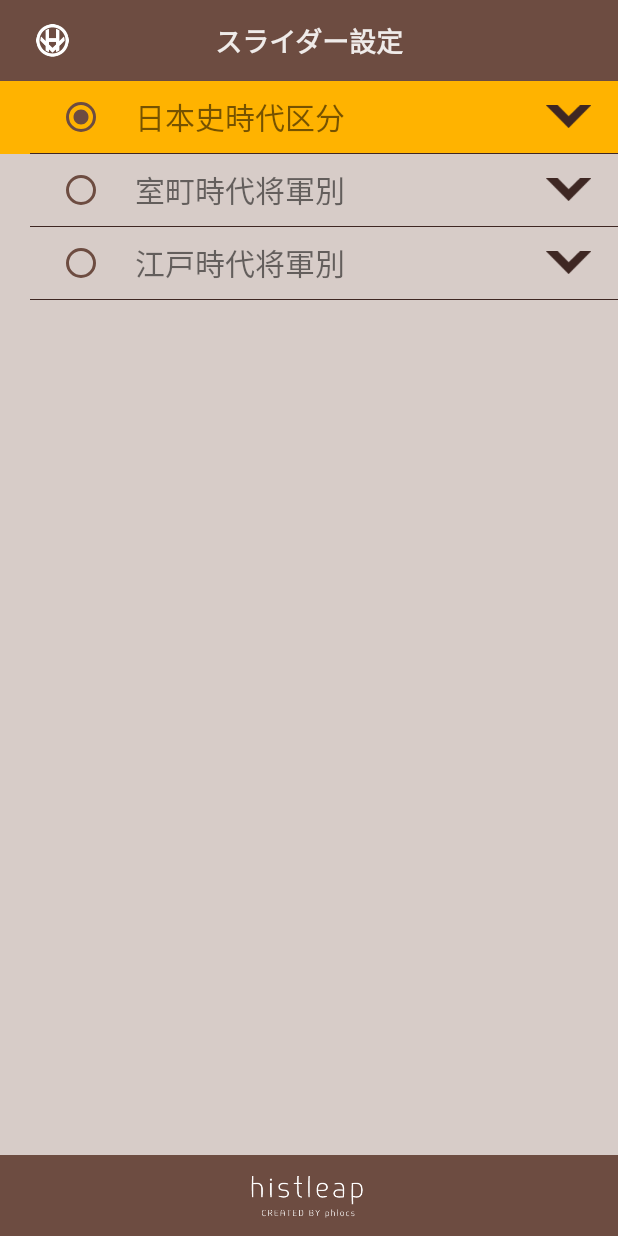
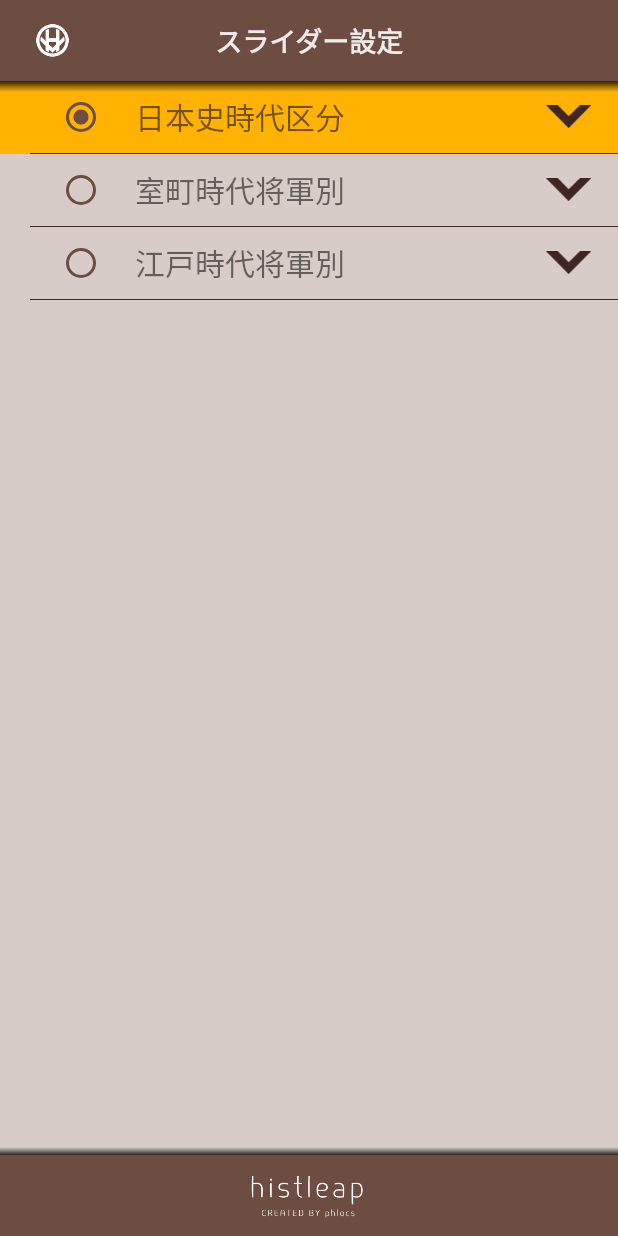
Before and after one commit to phlocs201/histleap, an Android app: the DivisionSettingActivity screen opened directly, with no data from a screen before it, on a phone screen of 412 x 824 dp. Run offline under Robolectric (Android 15) with nearby library versions, the phone set to English and light mode, and no system bars.

Commit message:
スポット詳細とスライダー設置で、ヘッダとフッタに影を付ける

```diff
--- /dev/null
+++ b/android/app/src/main/res/drawable/shadow_down.xml
@@ -0,0 +1,9 @@
+<?xml version="1.0" encoding="utf-8"?>
+<shape xmlns:android="http://schemas.android.com/apk/res/android"
+    android:shape="rectangle"
+    >
+    <gradient
+        android:startColor="#00000000"
+        android:endColor="#cc000000"
+        android:angle="90"/>
+</shape>
--- /dev/null
+++ b/android/app/src/main/res/drawable/shadow_up.xml
@@ -0,0 +1,9 @@
+<?xml version="1.0" encoding="utf-8"?>
+<shape xmlns:android="http://schemas.android.com/apk/res/android"
+    android:shape="rectangle"
+    >
+    <gradient
+        android:startColor="#cc000000"
+        android:endColor="#00000000"
+        android:angle="90"/>
+</shape>
--- a/android/app/src/main/res/layout/activity_division_setting.xml
+++ b/android/app/src/main/res/layout/activity_division_setting.xml
@@ -52,7 +52,7 @@
 
     <!-- フッター -->
     <RelativeLayout
-        android:id="@+id/footerhoge"
+        android:id="@+id/footer"
         android:layout_width="match_parent"
         android:layout_height="54dp"
         android:layout_alignParentBottom="true"
@@ -69,4 +69,16 @@
             android:scaleY="0.55"
             android:src="@drawable/logotype_white" />
     </RelativeLayout>
+    <View xmlns:android="http://schemas.android.com/apk/res/android"
+        android:layout_width="match_parent"
+        android:layout_height="7dp"
+        android:background="@drawable/shadow_down"
+        android:layout_below="@id/header"
+        />
+    <View xmlns:android="http://schemas.android.com/apk/res/android"
+        android:layout_width="match_parent"
+        android:layout_height="5dp"
+        android:background="@drawable/shadow_up"
+        android:layout_above="@id/footer"
+        />
 </RelativeLayout>
--- a/android/app/src/main/res/layout/activity_spot_detail.xml
+++ b/android/app/src/main/res/layout/activity_spot_detail.xml
@@ -12,7 +12,8 @@
         android:padding="0dp"
         android:background="@color/colorPrimary"
         android:layout_alignParentTop="true"
-        android:layout_alignParentStart="true">
+        android:layout_alignParentStart="true"
+        >
 
         <TextView
             android:id="@+id/tv_spotName"
@@ -41,12 +42,12 @@
         android:layout_marginBottom="54dp"
         android:layout_below="@id/header"
         >
-
         <!-- スポット画像 -->
         <LinearLayout
             android:layout_width="match_parent"
             android:layout_height="match_parent"
-            android:orientation="vertical">
+            android:orientation="vertical"
+            >
 
             <RelativeLayout
                 android:layout_width="match_parent"
@@ -100,7 +101,8 @@
             <LinearLayout
                 android:id="@+id/eventListContainer"
                 android:layout_width="match_parent"
-                android:layout_height="wrap_content">
+                android:layout_height="wrap_content"
+                >
 
                 <tech.phlocs.histleap.custom_view.MeasuredListView
                     android:id="@+id/lv_eventList"
@@ -122,7 +124,6 @@
         android:layout_alignParentRight="true"
         android:background="@color/colorPrimary"
         >
-
         <ImageView
             android:id="@+id/logo_type"
             android:layout_width="wrap_content"
@@ -132,4 +133,16 @@
             android:scaleY="0.55"
             android:src="@drawable/logotype_white" />
     </RelativeLayout>
+    <View xmlns:android="http://schemas.android.com/apk/res/android"
+        android:layout_width="match_parent"
+        android:layout_height="7dp"
+        android:background="@drawable/shadow_down"
+        android:layout_below="@id/header"
+        />
+    <View xmlns:android="http://schemas.android.com/apk/res/android"
+        android:layout_width="match_parent"
+        android:layout_height="5dp"
+        android:background="@drawable/shadow_up"
+        android:layout_above="@id/footer"
+        />
 </RelativeLayout>
```
